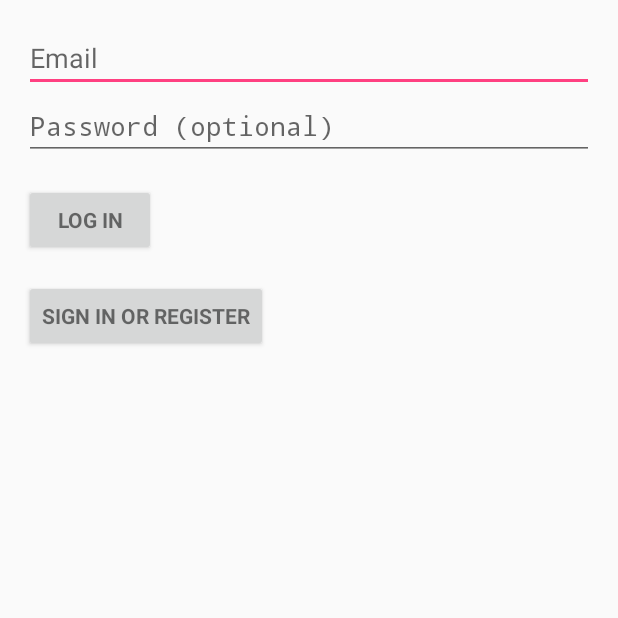
After one commit to 2136280m/MapChat, an Android app: the LoginActivity screen opened directly, with no data from a screen before it, on a phone screen of 412 x 824 dp, the top half of it. The commit adds this screen. Run offline under Robolectric (Android 15) with nearby library versions, the phone set to English and light mode, and no system bars.

Commit message:
Log in button launches main activity

```diff
--- /dev/null
+++ b/app/src/main/res/layout/activity_login.xml
@@ -0,0 +1,75 @@
+<LinearLayout xmlns:android="http://schemas.android.com/apk/res/android"
+    xmlns:tools="http://schemas.android.com/tools"
+    android:layout_width="match_parent"
+    android:layout_height="match_parent"
+    android:gravity="center_horizontal"
+    android:orientation="vertical"
+    android:paddingBottom="16dp"
+    android:paddingLeft="16dp"
+    android:paddingRight="16dp"
+    android:paddingTop="16dp"
+    tools:context="com.example.alex.myapplication.LoginActivity">
+
+    <!-- Login progress -->
+    <ProgressBar
+        android:id="@+id/login_progress"
+        style="?android:attr/progressBarStyleLarge"
+        android:layout_width="wrap_content"
+        android:layout_height="wrap_content"
+        android:layout_marginBottom="8dp"
+        android:visibility="gone" />
+
+    <ScrollView
+        android:id="@+id/login_form"
+        android:layout_width="match_parent"
+        android:layout_height="match_parent">
+
+        <LinearLayout
+            android:id="@+id/email_login_form"
+            android:layout_width="match_parent"
+            android:layout_height="wrap_content"
+            android:orientation="vertical">
+
+            <AutoCompleteTextView
+                android:id="@+id/email"
+                android:layout_width="match_parent"
+                android:layout_height="wrap_content"
+                android:hint="@string/prompt_email"
+                android:inputType="textEmailAddress"
+                android:maxLines="1"
+                android:singleLine="true" />
+
+            <EditText
+                android:id="@+id/password"
+                android:layout_width="match_parent"
+                android:layout_height="wrap_content"
+                android:hint="@string/prompt_password"
+                android:imeActionId="6"
+                android:imeActionLabel="@string/action_sign_in_short"
+                android:imeOptions="actionUnspecified"
+                android:inputType="textPassword"
+                android:maxLines="1"
+                android:singleLine="true" />
+
+            <Button
+                android:id="@+id/email_log_in"
+                style="?android:textAppearanceSmall"
+                android:layout_width="wrap_content"
+                android:layout_height="wrap_content"
+                android:layout_marginTop="16dp"
+                android:onClick="logIn"
+                android:text="@string/action_log_in"
+                android:textStyle="bold" />
+
+            <Button
+                android:id="@+id/email_sign_up_button"
+                style="?android:textAppearanceSmall"
+                android:layout_width="wrap_content"
+                android:layout_height="wrap_content"
+                android:layout_marginTop="16dp"
+                android:text="@string/action_sign_up"
+                android:textStyle="bold" />
+
+        </LinearLayout>
+    </ScrollView>
+</LinearLayout>
--- a/app/src/main/res/values/strings.xml
+++ b/app/src/main/res/values/strings.xml
@@ -1,5 +1,19 @@
 <resources>
-    <string name="app_name">My Application</string>
+    <string name="app_name">MapChat</string>
+    <string name="title_activity_login">Sign in</string>
+    <string name="hello_blank_fragment">Hello blank fragment</string>
 
-    <string name="hello_blank_fragment">Hello blank fragment</string>
+    <!-- Strings related to login -->
+    <string name="prompt_email">Email</string>
+    <string name="prompt_password">Password (optional)</string>
+    <string name="action_sign_up">Sign in or register</string>
+    <string name="action_sign_in_short">Sign in</string>
+    <string name="error_invalid_email">This email address is invalid</string>
+    <string name="error_invalid_password">This password is too short</string>
+    <string name="error_incorrect_password">This password is incorrect</string>
+    <string name="error_field_required">This field is required</string>
+    <string name="permission_rationale">"Contacts permissions are needed for providing email completions." </string>
+    <string name="choose_english">English</string>
+    <string name="english_button_send">English</string>
+    <string name="action_log_in">Log In</string>
 </resources>
```
Also changed, not shown: app/src/main/AndroidManifest.xml (+13 -0 lines), app/src/main/java/com/example/alex/myapplication/ChooseLanguageActivity.java (added, +30 -0 lines), app/src/main/java/com/example/alex/myapplication/LoginActivity.java (added, +361 -0 lines), app/src/main/res/layout/activity_choose_language.xml (added, +28 -0 lines).
